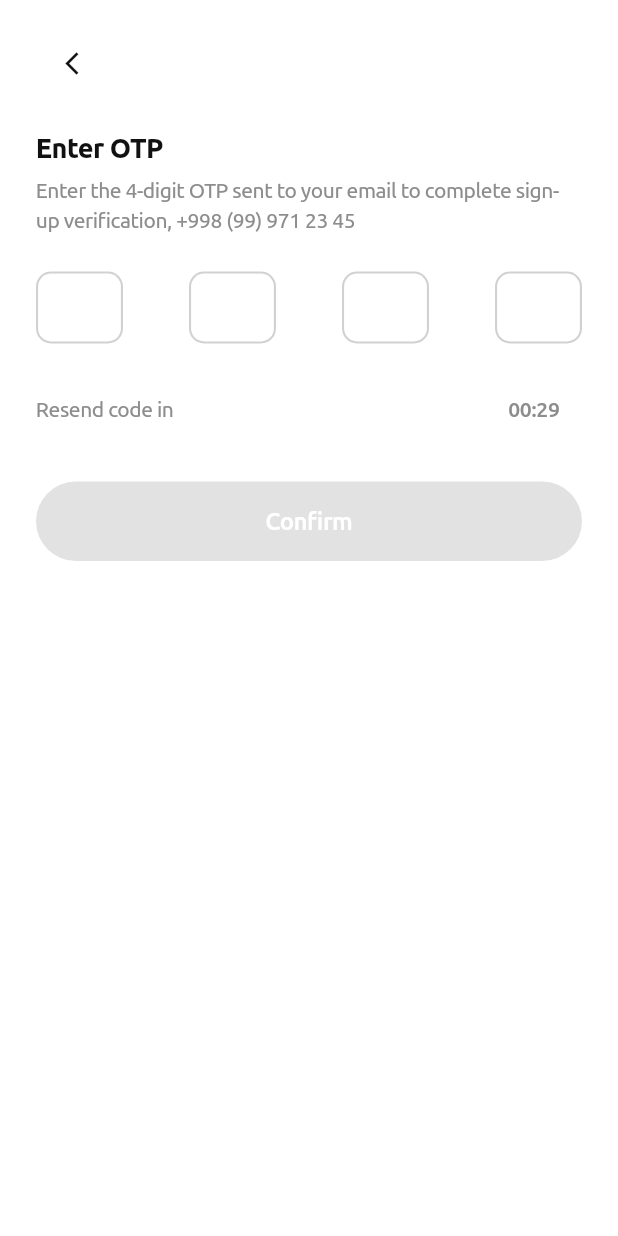
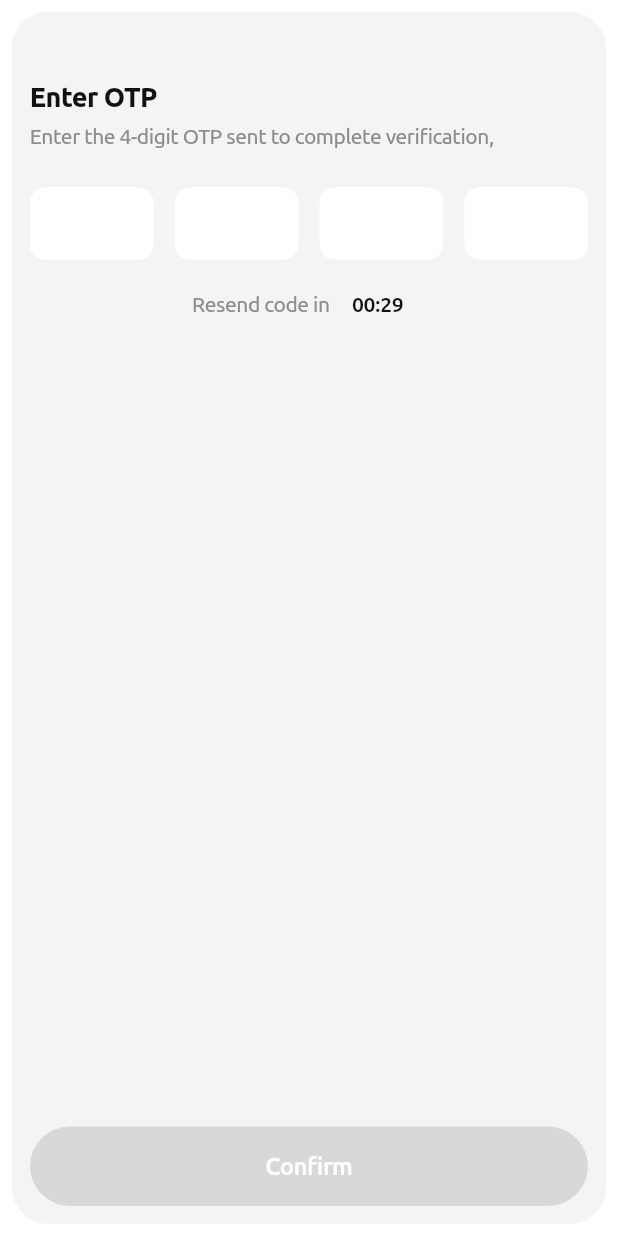
Before and after one commit to Djakh/ustadia_user_app, a Flutter app: the OtpPage screen opened by its route, on a phone screen of 412 x 824 dp. Run offline on Flutter 3.47's test engine with Material 3 defaults, Android fonts, the phone set to English and light mode, and no system bars; our stand-ins replace dio, equatable, flutter_bloc, get_it, go_router; project files that could hold a hidden picture were left out.

Commit message:
Issue 5: otp page was implemented

```diff
--- a/lib/core/widgets/cards/primary_background.dart
+++ b/lib/core/widgets/cards/primary_background.dart
@@ -1,13 +1,33 @@
 import 'package:flutter/material.dart';
+import 'package:go_router/go_router.dart';
 import 'package:ustadia_user_app/assets/themes/style.dart';
 import 'package:ustadia_user_app/core/extensions/build_context_extension.dart';
 
 class PrimaryBackground extends StatelessWidget {
   final Widget child;
   final EdgeInsets? padding;
+
   const PrimaryBackground({super.key, required this.child, this.padding});
 
+  /// --- Methods ---
+
+  void goBack(BuildContext context) => context.pop();
+
   /// --- Widget ---
+
+  Widget backButton(BuildContext context) => Navigator.of(context).canPop()
+      ? Material(
+          color: Colors.transparent,
+          child: InkWell(
+              onTap: () =>goBack(context),
+              borderRadius: BorderRadius.circular(24),
+              child: Ink(
+                  width: 40,
+                  height: 40,
+                  decoration: BoxDecoration(color: context.cs.surface, shape: BoxShape.circle),
+                  child: const Center(
+                      child: Icon(Icons.arrow_back_ios_new, size: 20, color: Colors.black)))))
+      : const SizedBox();
 
   Widget view(BuildContext context) => SafeArea(
       child: Container(
@@ -15,7 +35,14 @@ class PrimaryBackground extends StatelessWidget {
           padding: padding ?? const EdgeInsets.all(12),
           decoration:
               BoxDecoration(color: context.cs.secondaryContainer, borderRadius: Style.border24),
-          child: child));
+          child: Column(
+            crossAxisAlignment: CrossAxisAlignment.start,
+            children: [
+              const SizedBox(height: 12),
+              backButton(context),
+              Expanded(child: child),
+            ],
+          )));
 
   @override
   Widget build(BuildContext context) => view(context);
--- a/lib/features/auth/presentation/pages/login_page.dart
+++ b/lib/features/auth/presentation/pages/login_page.dart
@@ -35,11 +35,11 @@ class LoginPageState extends State<LoginPage> {
 
   bool get isPhoneValid => phoneController.text.replaceAll(RegExp(r'\D'), '').length >= 9;
 
-  void goToOtp() => context.push(otpRoute);
+  void goToOtp() => context.push(otpRoute, extra: '+998 ${phoneController.text}');
 
   void goToEmailLogin() => context.push(loginEmailRoute);
 
-  void goToSignup() => goToOtp();
+  void goToSignup() => context.push(signUpRoute);
 
   void toggleRemember(bool value) => setState(() => rememberMe = value);
 
@@ -92,7 +92,6 @@ class LoginPageState extends State<LoginPage> {
 
   Widget get view => PrimaryBackground(
           child: Column(crossAxisAlignment: CrossAxisAlignment.center, children: [
-        const SizedBox(height: 12),
         logo,
         const SizedBox(height: 24),
         Text('Welcome back', style: Style.headlinew7(context)),
--- a/lib/features/auth/presentation/pages/otp_page.dart
+++ b/lib/features/auth/presentation/pages/otp_page.dart
@@ -5,10 +5,12 @@ import 'package:go_router/go_router.dart';
 import 'package:ustadia_user_app/assets/themes/style.dart';
 import 'package:ustadia_user_app/core/extensions/build_context_extension.dart';
 import 'package:ustadia_user_app/core/widgets/buttons/button.dart';
+import 'package:ustadia_user_app/core/widgets/cards/primary_background.dart';
 import 'package:ustadia_user_app/router.dart';
 
 class OtpPage extends StatefulWidget {
-  const OtpPage({super.key});
+  final String contact;
+  const OtpPage({super.key, required this.contact});
 
   @override
   State<OtpPage> createState() => OtpPageState();
@@ -45,9 +47,7 @@ class OtpPageState extends State<OtpPage> {
 
   String get codeValue => codes.map((c) => c.text).join();
 
-  bool get isComplete => codeValue.length == codeLength && !codeValue.contains('');
-
-  void goBack() => context.pop();
+  bool get isComplete => codeValue.length == codeLength;
 
   void goToHome() => context.go(postsRoute);
 
@@ -97,26 +97,23 @@ class OtpPageState extends State<OtpPage> {
 
   /// --- Widgets ---
 
-  Widget get appBar => Row(children: [
-        IconButton(
-            onPressed: goBack,
-            icon: Icon(Icons.arrow_back_ios_new, color: context.cs.onSurface, size: 18)),
-      ]);
-
-  Widget get headline => Column(crossAxisAlignment: CrossAxisAlignment.start, children: [
-        Text('Enter OTP', style: Style.body2w6(context)),
-        const SizedBox(height: 6),
-        Text(
-            'Enter the 4-digit OTP sent to your email to complete sign-up verification, +998 (99) 971 23 45',
-            style: Style.small3w4(context, color: TextColorRole.greyColor))
-      ]);
+  Widget get contactText => Text.rich(TextSpan(children: [
+        TextSpan(
+          text: 'Enter the 4-digit OTP sent to complete verification, ',
+          style: Style.small3w4(context, color: TextColorRole.greyColor),
+        ),
+        TextSpan(
+          text: widget.contact,
+          style: Style.small3w5(context).copyWith(fontWeight: FontWeight.w600),
+        )
+      ]));
 
   InputBorder otpBorder(Color color) => OutlineInputBorder(
       borderRadius: Style.border10, borderSide: BorderSide(color: color, width: 1.4));
 
   Widget otpBox(int index) => SizedBox(
-      width: 58,
-      height: 56,
+      width: 82.25,
+      height: 54,
       child: TextField(
           controller: codes[index],
           focusNode: nodes[index],
@@ -129,7 +126,7 @@ class OtpPageState extends State<OtpPage> {
               filled: true,
               fillColor: context.cs.surface,
               contentPadding: EdgeInsets.zero,
-              enabledBorder: otpBorder(context.cs.onTertiary.withOpacity(0.4)),
+              enabledBorder: otpBorder(context.cs.surface),
               focusedBorder: otpBorder(context.cs.primary)),
           onChanged: (value) => onDigitChanged(index, value)));
 
@@ -137,32 +134,37 @@ class OtpPageState extends State<OtpPage> {
       mainAxisAlignment: MainAxisAlignment.spaceBetween,
       children: List.generate(codeLength, (index) => otpBox(index)));
 
-  Widget get resend => Row(mainAxisAlignment: MainAxisAlignment.spaceBetween, children: [
+  Widget get resendButton => TextButton(
+      onPressed: secondsLeft == 0 ? onResend : null,
+      child: Text(secondsLeft == 0 ? 'Resend now' : timerLabel,
+          style: Style.small3w5(context,
+                  color: secondsLeft == 0 ? TextColorRole.onSurface : TextColorRole.greyColor)
+              .copyWith(color: secondsLeft == 0 ? context.cs.primary : context.cs.onSurface)));
+
+  Widget get resend => Row(mainAxisAlignment: MainAxisAlignment.center, children: [
         Text('Resend code in', style: Style.small3w4(context, color: TextColorRole.greyColor)),
-        TextButton(
-            onPressed: secondsLeft == 0 ? onResend : null,
-            child: Text(secondsLeft == 0 ? 'Resend now' : timerLabel,
-                style: Style.small3w5(context,
-                        color: secondsLeft == 0 ? TextColorRole.onSurface : TextColorRole.greyColor)
-                    .copyWith(
-                        color: secondsLeft == 0 ? context.cs.primary : context.cs.onTertiary)))
+        resendButton
       ]);
+
+  Widget get confirmButton =>
+      SafeArea(child: Button.primary(onTap: onConfirm, isAvialable: isComplete, text: 'Confirm'));
+
+  Widget get view => PrimaryBackground(
+          child: Column(crossAxisAlignment: CrossAxisAlignment.stretch, children: [
+        const SizedBox(height: 20),
+        Text('Enter OTP', style: Style.body2w6(context)),
+        const SizedBox(height: 4),
+        contactText,
+        const SizedBox(height: 24),
+        otpRow,
+        resend,
+        const Spacer(),
+        confirmButton
+      ]));
 
   @override
   Widget build(BuildContext context) => Scaffold(
-      backgroundColor: context.theme.scaffoldBackgroundColor,
-      body: SafeArea(
-          child: SingleChildScrollView(
-              padding: const EdgeInsets.symmetric(horizontal: 24, vertical: 18),
-              child: Column(crossAxisAlignment: CrossAxisAlignment.stretch, children: [
-                appBar,
-                const SizedBox(height: 20),
-                headline,
-                const SizedBox(height: 24),
-                otpRow,
-                const SizedBox(height: 12),
-                resend,
-                const SizedBox(height: 24),
-                Button.primary(onTap: onConfirm, isAvialable: isComplete, text: 'Confirm')
-              ]))));
+        backgroundColor: context.cs.surface,
+        body: view,
+      );
 }
--- a/lib/router.dart
+++ b/lib/router.dart
@@ -2,6 +2,7 @@ import 'package:go_router/go_router.dart';
 import 'package:ustadia_user_app/features/auth/presentation/pages/login_email_page.dart';
 import 'package:ustadia_user_app/features/auth/presentation/pages/login_page.dart';
 import 'package:ustadia_user_app/features/auth/presentation/pages/otp_page.dart';
+import 'package:ustadia_user_app/features/auth/presentation/pages/sign_up_page.dart';
 import 'package:ustadia_user_app/features/onboarding/presentation/pages/onboarding_page.dart';
 import 'package:ustadia_user_app/features/posts/presentation/pages/post_page.dart';
 import 'package:ustadia_user_app/features/splash/presentation/pages/splash_page.dart';
@@ -11,6 +12,7 @@ const onboardingRoute = '/onboarding';
 const loginRoute = '/login';
 const loginEmailRoute = '/login-email';
 const otpRoute = '/otp';
+const signUpRoute = '/sign-up';
 const postsRoute = '/posts';
 
 final appRouter = GoRouter(initialLocation: splashRoute, routes: [
@@ -18,6 +20,9 @@ final appRouter = GoRouter(initialLocation: splashRoute, routes: [
   GoRoute(path: onboardingRoute, builder: (context, state) => const OnboardingPage()),
   GoRoute(path: loginRoute, builder: (context, state) => const LoginPage()),
   GoRoute(path: loginEmailRoute, builder: (context, state) => const LoginEmailPage()),
-  GoRoute(path: otpRoute, builder: (context, state) => const OtpPage()),
+  GoRoute(
+      path: otpRoute,
+      builder: (context, state) => OtpPage(contact: (state.extra as String?) ?? '')),
+  GoRoute(path: signUpRoute, builder: (context, state) => const SignUpPage()),
   GoRoute(path: postsRoute, builder: (context, state) => const PostPage())
 ]);
```
Also changed, not shown: lib/core/widgets/buttons/bottom_navigation_button.dart (added, +34 -0 lines), lib/core/widgets/inputs/input_field.dart (+6 -1 lines), lib/features/auth/presentation/pages/sign_up_page.dart (added, +110 -0 lines).
